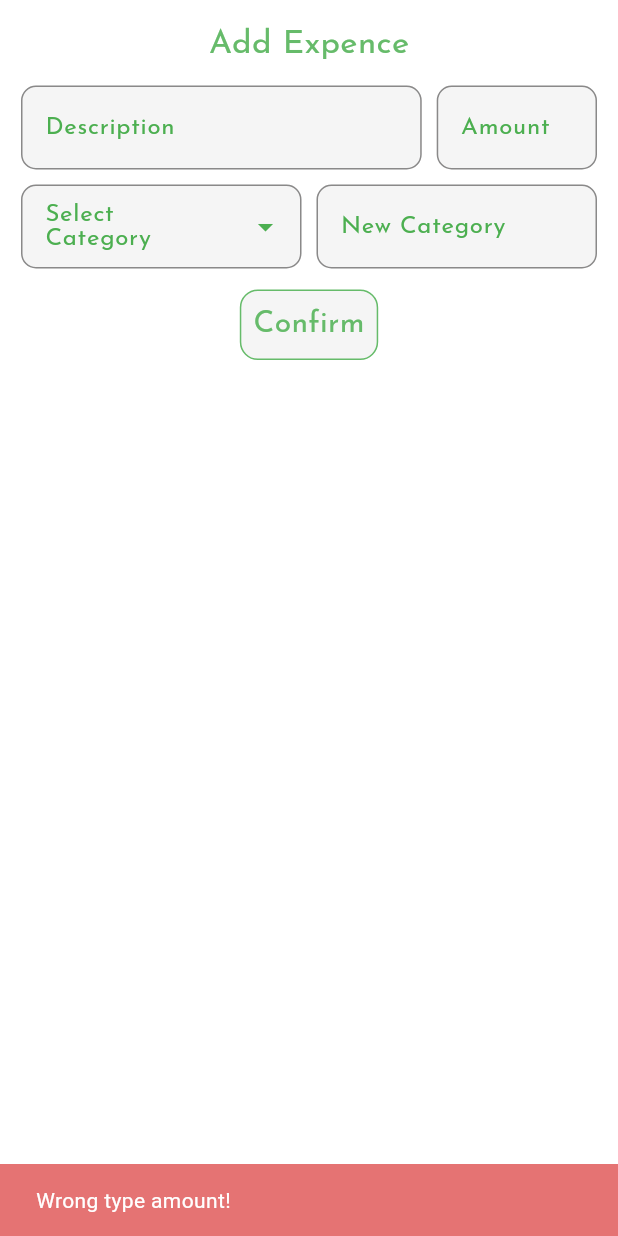
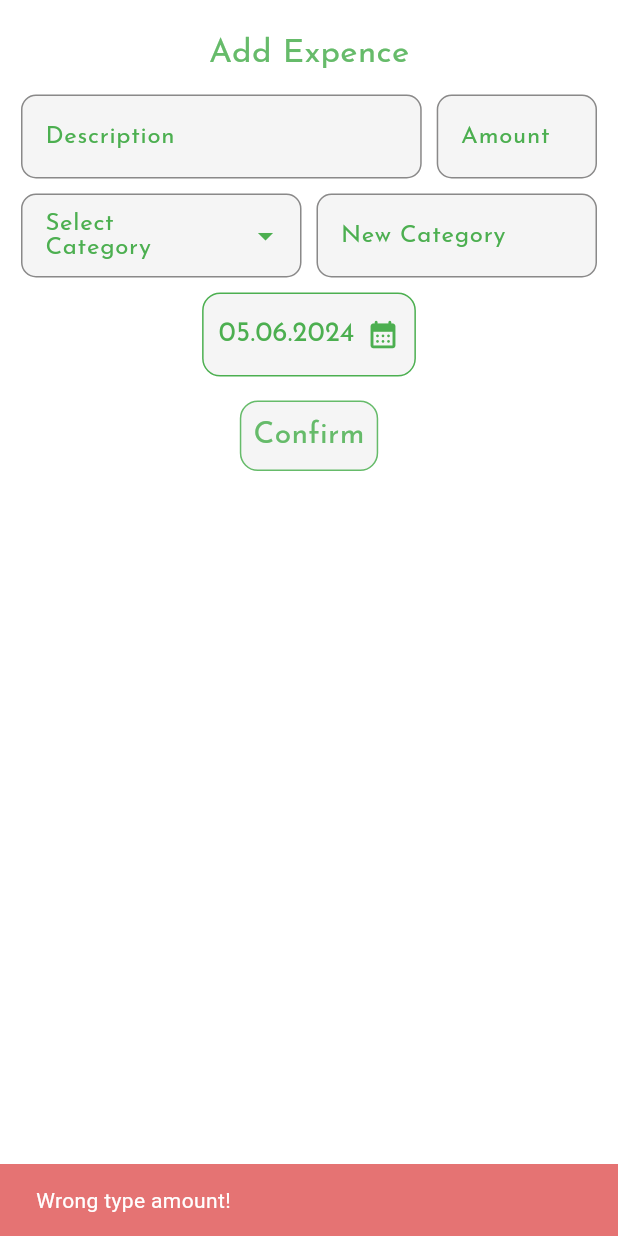
Before and after one commit to bieniadev/TrAcKeR, a Flutter app: the AddExpenceModal widget shown alone on an empty page, opened directly, after a tap on "Confirm", on a phone screen of 412 x 824 dp. Run offline on Flutter 3.47's test engine with Material 3 defaults, Android fonts, the phone set to English and light mode, and no system bars; drawn by our look-alikes of dropdown_textfield; our stand-ins replace flutter_riverpod, google_fonts, hive, hive_flutter; accounts and stored records are empty.

Commit message:
expences with date sorted

```diff
--- a/lib/components/add_expence_modal.dart
+++ b/lib/components/add_expence_modal.dart
@@ -1,6 +1,7 @@
 import 'package:flutter/material.dart';
 import 'package:flutter_riverpod/flutter_riverpod.dart';
 import 'package:google_fonts/google_fonts.dart';
+import 'package:intl/intl.dart';
 import 'package:tracker/boxes.dart';
 import 'package:tracker/models/expence.dart';
 import 'package:tracker/providers/expences_list.dart';
@@ -18,6 +19,8 @@ class _AddExpenceModalState extends ConsumerState<AddExpenceModal> {
   TextEditingController amountController = TextEditingController();
   TextEditingController categoryController = TextEditingController();
   SingleValueDropDownController categoryDropdownController = SingleValueDropDownController();
+  DateTime _selectedDate = DateTime.now();
+
   void _addExpence() {
     double? amount = double.tryParse(amountController.text);
     if (amount == null) {
@@ -39,12 +42,36 @@ class _AddExpenceModalState extends ConsumerState<AddExpenceModal> {
     if (descController.text.isEmpty) {
       descController.text = 'Nieopisany wydatek';
     }
-    Expence newExpence = Expence(desc: descController.text, amount: amount, category: categoryController.text);
+    Expence newExpence = Expence(
+      desc: descController.text,
+      amount: amount,
+      category: categoryController.text,
+      creationDate: _selectedDate,
+    );
     List<dynamic> oldList = ref.read(expencesListProvider) ?? [];
     List<dynamic> newList = [...oldList, newExpence];
     ref.read(expencesListProvider.notifier).state = newList;
     boxExpences.put(1, newList);
     Navigator.of(context).pop();
+  }
+
+  Future<void> _selectDate(BuildContext context) async {
+    DateTime today = DateTime.now();
+    DateTime firstDate = DateTime(today.year, 1, 1);
+    DateTime lastDate = DateTime(today.year, 12, 31);
+
+    final DateTime? picked = await showDatePicker(
+      context: context,
+      initialDate: _selectedDate,
+      firstDate: firstDate,
+      lastDate: lastDate,
+    );
+
+    if (picked != null && picked != _selectedDate) {
+      setState(() {
+        _selectedDate = picked;
+      });
+    }
   }
 
   @override
@@ -64,6 +91,7 @@ class _AddExpenceModalState extends ConsumerState<AddExpenceModal> {
       padding: const EdgeInsets.all(14),
       child: Column(
         children: [
+          const SizedBox(height: 6),
           Text('Add Expence', style: GoogleFonts.josefinSans(color: Theme.of(context).colorScheme.onSecondary, fontSize: 22)),
           const SizedBox(height: 12),
           Row(
@@ -153,7 +181,27 @@ class _AddExpenceModalState extends ConsumerState<AddExpenceModal> {
               ),
             ],
           ),
-          const SizedBox(height: 14),
+          const SizedBox(height: 10),
+          GestureDetector(
+            onTap: () => _selectDate(context),
+            child: Container(
+              decoration: BoxDecoration(
+                border: Border.all(color: Theme.of(context).colorScheme.onPrimary),
+                borderRadius: BorderRadius.circular(12),
+                color: Theme.of(context).colorScheme.primary,
+              ),
+              padding: const EdgeInsets.symmetric(horizontal: 10, vertical: 14),
+              child: Row(
+                mainAxisSize: MainAxisSize.min,
+                children: [
+                  Text(DateFormat('dd.MM.yyyy').format(_selectedDate), style: GoogleFonts.josefinSans(color: Theme.of(context).colorScheme.onPrimary, fontSize: 18)),
+                  const SizedBox(width: 8),
+                  Icon(Icons.calendar_month_rounded, color: Theme.of(context).colorScheme.onPrimary, size: 22),
+                ],
+              ),
+            ),
+          ),
+          const SizedBox(height: 16),
           GestureDetector(
             onTap: _addExpence,
             child: Container(
--- a/lib/models/expence.dart
+++ b/lib/models/expence.dart
@@ -13,9 +13,13 @@ class Expence extends HiveObject {
   @HiveField(2)
   String category;
 
+  @HiveField(3)
+  DateTime creationDate;
+
   Expence({
     required this.desc,
     required this.amount,
     required this.category,
+    required this.creationDate,
   });
 }
--- a/lib/screens/home.dart
+++ b/lib/screens/home.dart
@@ -21,7 +21,7 @@ class HomeScreen extends ConsumerWidget {
             children: [
               SizedBox(height: 4),
               Statistics(),
-              SizedBox(height: 10),
+              SizedBox(height: 6),
               ExpencesList(),
             ],
           ),
--- a/pubspec.yaml
+++ b/pubspec.yaml
@@ -17,6 +17,7 @@ dependencies:
   hive: ^2.2.3
   hive_flutter: ^1.0.0
   dropdown_textfield: ^1.1.0
+  intl: ^0.19.0
 
 dev_dependencies:
   flutter_test:
```
Also changed, not shown: lib/components/expences_item.dart (+12 -6 lines), lib/components/expences_list.dart (+35 -7 lines), lib/components/statistics.dart (+22 -4 lines), lib/models/expence.g.dart, pubspec.lock.
